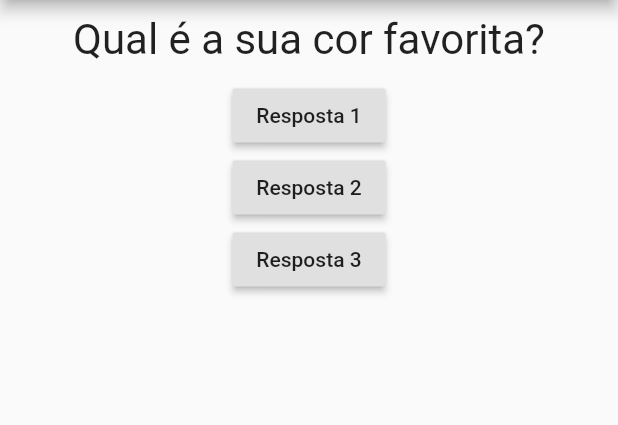
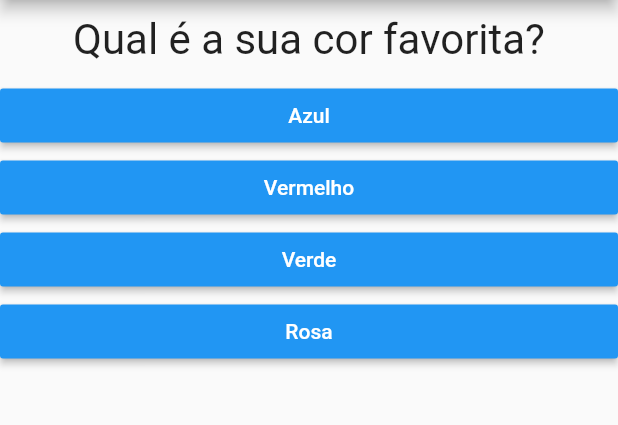
Before and after one commit to victor-souza-vieira/projeto_perguntas, a Flutter app: the screen it shows after launch, on a phone screen of 412 x 824 dp, the part 84-509 px from its top. Run offline on Flutter 3.47's test engine with Material 2 defaults, Android fonts, the phone set to English and light mode, and no system bars.

Commit message:
modularizando aplicacao

```diff
--- a/lib/main.dart
+++ b/lib/main.dart
@@ -1,48 +1,52 @@
 import 'package:flutter/material.dart';
-import './questao.dart';
+import 'package:projeto_perguntas/questionario.dart';
+import 'package:projeto_perguntas/resultado.dart';
 
 void main() => runApp(PerguntaApp());
 
 class _PerguntaAppState extends State<PerguntaApp> {
   var _perguntaSelecionada = 0;
   void _responder() {
-    setState(() {
-      _perguntaSelecionada = (_perguntaSelecionada + 1) % 3;
-    });
-    print(_perguntaSelecionada);
+    if (temPerguntaSelecionada) {
+      setState(() {
+        _perguntaSelecionada++;
+      });
+    }
+  }
+
+  final _perguntas = const [
+    {
+      'texto': 'Qual é a sua cor favorita?',
+      'resposta': ['Azul', 'Vermelho', 'Verde', 'Rosa']
+    },
+    {
+      'texto': 'Qual seu animal favorito?',
+      'resposta': ['Cachorro', 'Gato', 'Papagaio', 'Tartaruga']
+    },
+    {
+      'texto': 'Qual seu filme favorito?',
+      'resposta': ['Vingadores', 'Guerra Civil', 'Homem-aranha', 'Django']
+    },
+  ];
+  get temPerguntaSelecionada {
+    return _perguntaSelecionada < _perguntas.length;
   }
 
   @override
   Widget build(BuildContext context) {
-    final perguntas = [
-      'Qual é a sua cor favorita?',
-      'Qual é o seu animal favorito?',
-      'Qual o seu time favorito?'
-    ];
-
     return MaterialApp(
       debugShowCheckedModeBanner: false,
       home: Scaffold(
         appBar: AppBar(
           title: Center(child: Text("Perguntas")),
         ),
-        body: Column(
-          children: [
-            Questao(perguntas[_perguntaSelecionada]),
-            RaisedButton(
-              child: Text('Resposta 1'),
-              onPressed: _responder,
-            ),
-            RaisedButton(
-              child: Text('Resposta 2'),
-              onPressed: _responder,
-            ),
-            RaisedButton(
-              child: Text('Resposta 3'),
-              onPressed: _responder,
-            ),
-          ],
-        ),
+        body: temPerguntaSelecionada
+            ? Questionario(
+                perguntaSelecionada: _perguntaSelecionada,
+                perguntas: _perguntas,
+                responder: _responder,
+              )
+            : Resultado(),
       ),
     );
   }
--- /dev/null
+++ b/lib/questionario.dart
@@ -0,0 +1,33 @@
+import 'package:flutter/material.dart';
+import 'package:projeto_perguntas/questao.dart';
+import 'package:projeto_perguntas/resposta.dart';
+
+class Questionario extends StatelessWidget {
+  final List<Map<String, Object>> perguntas;
+  final int perguntaSelecionada;
+  final void Function() responder;
+
+  Questionario({
+    @required this.perguntas,
+    @required this.perguntaSelecionada,
+    @required this.responder,
+  });
+
+  get temPerguntaSelecionada {
+    return perguntaSelecionada < perguntas.length;
+  }
+
+  @override
+  Widget build(BuildContext context) {
+    List<String> respostas = temPerguntaSelecionada
+        ? perguntas[perguntaSelecionada]['resposta']
+        : null;
+
+    return Column(
+      children: [
+        Questao(perguntas[perguntaSelecionada]['texto']),
+        ...respostas.map((t) => Resposta(t, responder)).toList(),
+      ],
+    );
+  }
+}
--- /dev/null
+++ b/lib/resposta.dart
@@ -0,0 +1,21 @@
+import 'package:flutter/material.dart';
+
+class Resposta extends StatelessWidget {
+  final String texto;
+  final void Function() onSelecao;
+
+  Resposta(this.texto, this.onSelecao);
+
+  @override
+  Widget build(BuildContext context) {
+    return Container(
+      width: double.infinity,
+      child: RaisedButton(
+        color: Colors.blue,
+        textColor: Colors.white,
+        child: Text(texto),
+        onPressed: onSelecao,
+      ),
+    );
+  }
+}
--- /dev/null
+++ b/lib/resultado.dart
@@ -0,0 +1,13 @@
+import 'package:flutter/material.dart';
+
+class Resultado extends StatelessWidget {
+  @override
+  Widget build(BuildContext context) {
+    return Center(
+      child: Text(
+        "Parabéns!",
+        style: TextStyle(fontSize: 28),
+      ),
+    );
+  }
+}
```
